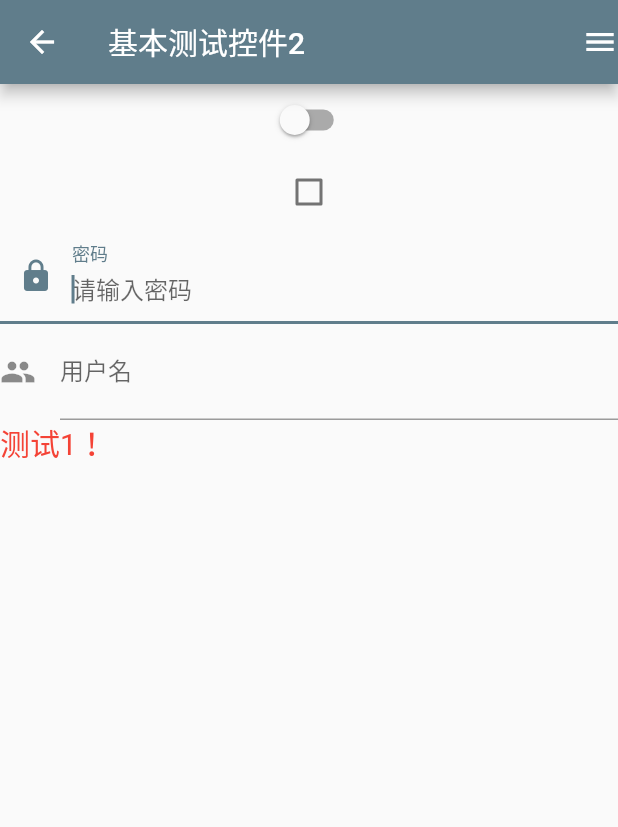
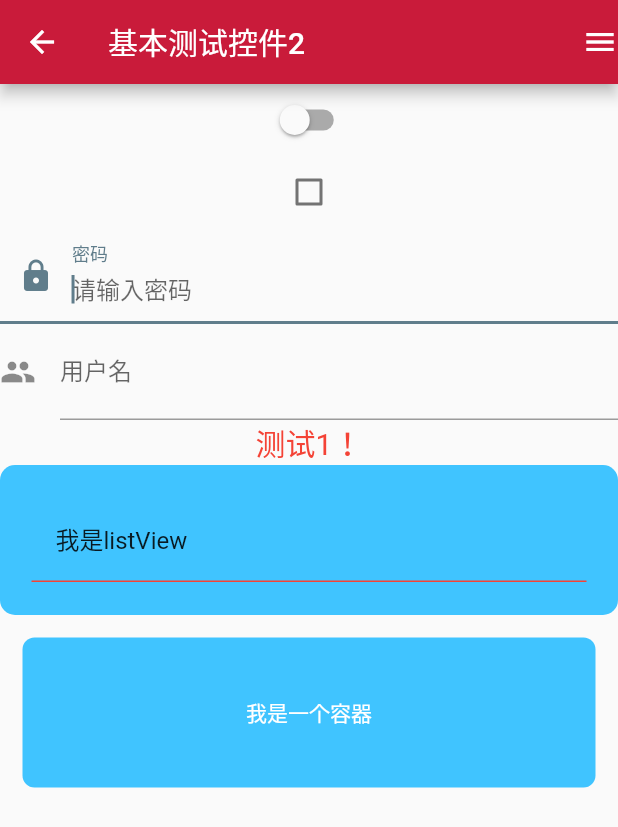
Before and after one commit to g1258624735/flutter_app, a Flutter app: the Test6App screen opened directly, on a phone screen of 412 x 824 dp. Shown: the top 827 px of the screen. Run offline on Flutter 3.47's test engine with Material 2 defaults, Android fonts, the phone set to English and light mode, and no system bars; our stand-ins replace transparent_image.

Commit message:
新增基本控件使用方式

```diff
--- a/lib/Test6App.dart
+++ b/lib/Test6App.dart
@@ -31,6 +31,7 @@ class Test6_1_App extends State<Test6App> {
 
       //todo 垂直布局
       body: new Column(children: [
+        //两种状态开关按钮
         Switch(
             value: isSwich,
             activeTrackColor: Colors.blue,
@@ -61,20 +62,46 @@ class Test6_1_App extends State<Test6App> {
             return "用户名不能为空!";
           },
         ),
-        Row(
-          children: <Widget>[
+
         Text(
-
           "测试1！",
           textDirection: TextDirection.ltr,
           style: TextStyle(
             inherit: true,
             color: Colors.red,
             fontSize: 20,
-
           ),
-            )
-          ],
+        ),
+        new Container(
+            height: 100.0,
+            padding: EdgeInsets.all(16),
+            //功能强大的装饰器 可以设置圆角、边框、背景色、背景图片
+            decoration: BoxDecoration(
+              color: Colors.lightBlueAccent,
+              borderRadius: BorderRadius.all(Radius.circular(10)),
+            ),
+            child: ListView.separated(
+              padding: EdgeInsets.all(5),
+              itemBuilder: (BuildContext context, int i) {
+                return new ListTile(title: new Text("我是listView"));
+              },
+              // listView 线条
+              separatorBuilder: (BuildContext context, int index) {
+                return new Container(height: 1.0, color: Colors.red);
+              },
+              itemCount: 2,
+            )),
+        new Container(
+          height: 100.0,
+          decoration: BoxDecoration( color: Colors.lightBlueAccent,borderRadius: BorderRadius.all(Radius.circular(8))),
+          //子类对齐方式
+          alignment:Alignment.center ,
+          //外边距
+          margin: EdgeInsets.all(15),
+          //内边距
+          padding: EdgeInsets.all(16),
+          //背景色
+          child: Text("我是一个容器",style: TextStyle(color: Colors.white)),
         )
       ]),
     );
--- a/lib/main.dart
+++ b/lib/main.dart
@@ -18,7 +18,12 @@ class MainApp extends StatelessWidget {
   Widget build(BuildContext context) {
     return new MaterialApp(
       title: 'Startup Name Generator',
-      theme: new ThemeData(primarySwatch: Colors.blueGrey),
+      theme: new ThemeData(
+        primarySwatch: Colors.blueGrey,
+        primaryColor: Color(0xFFC91B3A),
+        backgroundColor: Color(0xFFC91B3A),
+        accentColor: Color(0xFF888888),
+      ),
       home: new RandomWords(),
     );
   }
@@ -98,17 +103,17 @@ class RandomWordsState extends State<RandomWords> {
 //        }
         switch (index) {
           case 0:
-            return  MyAppTest1();
+            return MyAppTest1();
           case 1:
-            return  Test2App();
+            return Test2App();
           case 2:
-            return  Test3App();
+            return Test3App();
           case 3:
-            return  Test4App();
+            return Test4App();
           case 4:
-            return  Test5App();
+            return Test5App();
           case 5:
-            return  Test6App();
+            return Test6App();
         }
       }),
     );
```
Also changed, not shown: 1 other file. Lines whose indentation alone changed are shown as unchanged.
